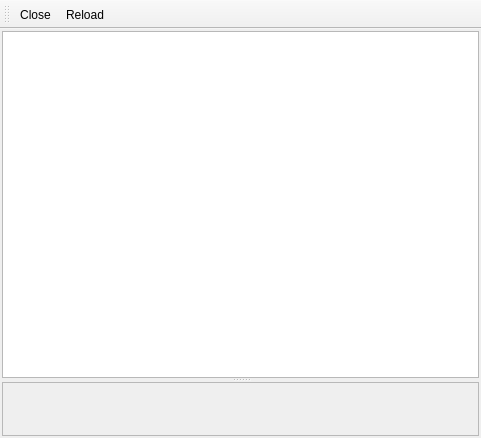
First picture: the form in hgqvlib/qt4/fileviewer.ui, repository TyberiusPrime/hgview, before the edit.
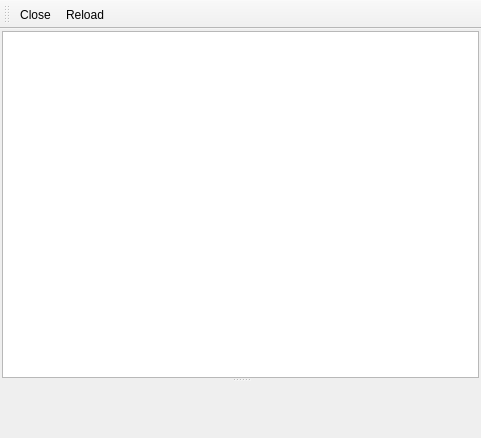
Second picture: the form after the edit. Custom widgets are drawn as their Qt base class.

Commit message: Major refactoring of the find function (and more refactors): - the find has been extracted from the main window code into a new quickbar, in relation with the HgFileView widget - some methods have been moved to hggraph.Graph - the HgFileView is now used in the file log navigator (and it takes advantage of the find function) - HgDialogMixin has been extracte in its own module

What changed in the file:
```diff
--- a/hgqvlib/qt4/fileviewer.ui
+++ b/hgqvlib/qt4/fileviewer.ui
@@ -47,14 +47,7 @@
         <enum>Qt::NoPen</enum>
        </property>
       </widget>
-      <widget class="QFrame" name="frame" >
-       <property name="frameShape" >
-        <enum>QFrame::StyledPanel</enum>
-       </property>
-       <property name="frameShadow" >
-        <enum>QFrame::Sunken</enum>
-       </property>
-      </widget>
+      <widget class="HgFileView" native="1" name="textView" />
      </widget>
     </item>
    </layout>
@@ -103,6 +96,12 @@
    <extends>QTableView</extends>
    <header>hgrepoview.h</header>
   </customwidget>
+  <customwidget>
+   <class>HgFileView</class>
+   <extends>QWidget</extends>
+   <header>hgfileview.h</header>
+   <container>1</container>
+  </customwidget>
  </customwidgets>
  <resources/>
  <connections/>
```
Left out of the diff: 2 changed lines with no effect on the pictures. The commit also changes 11 other files.
